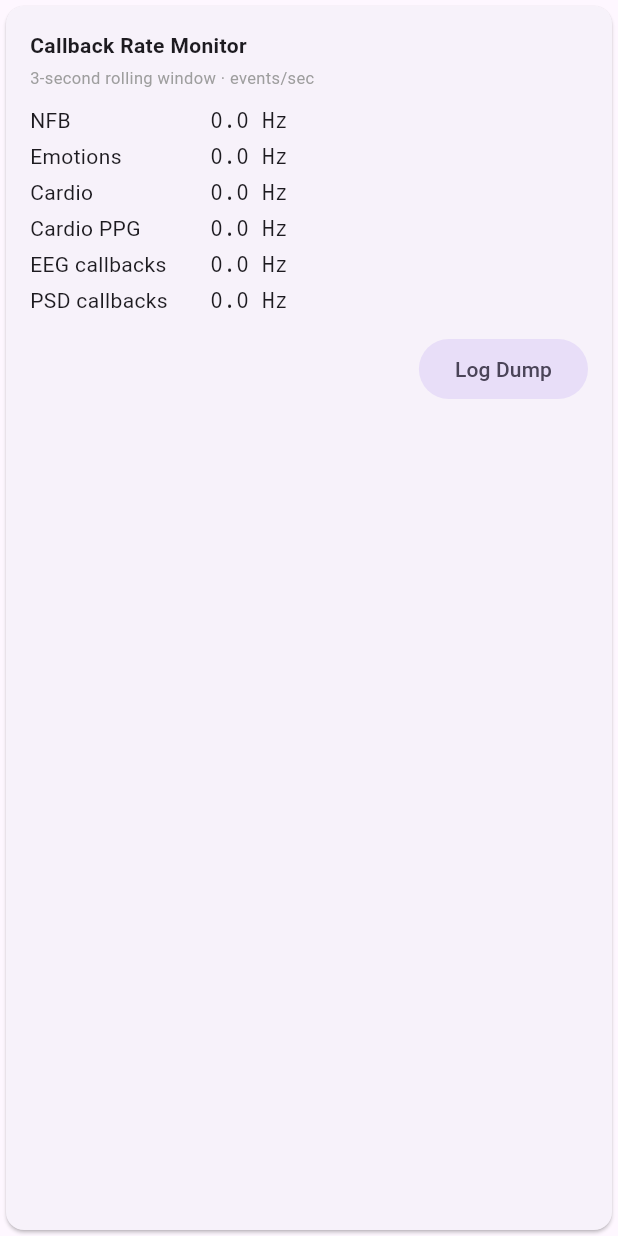
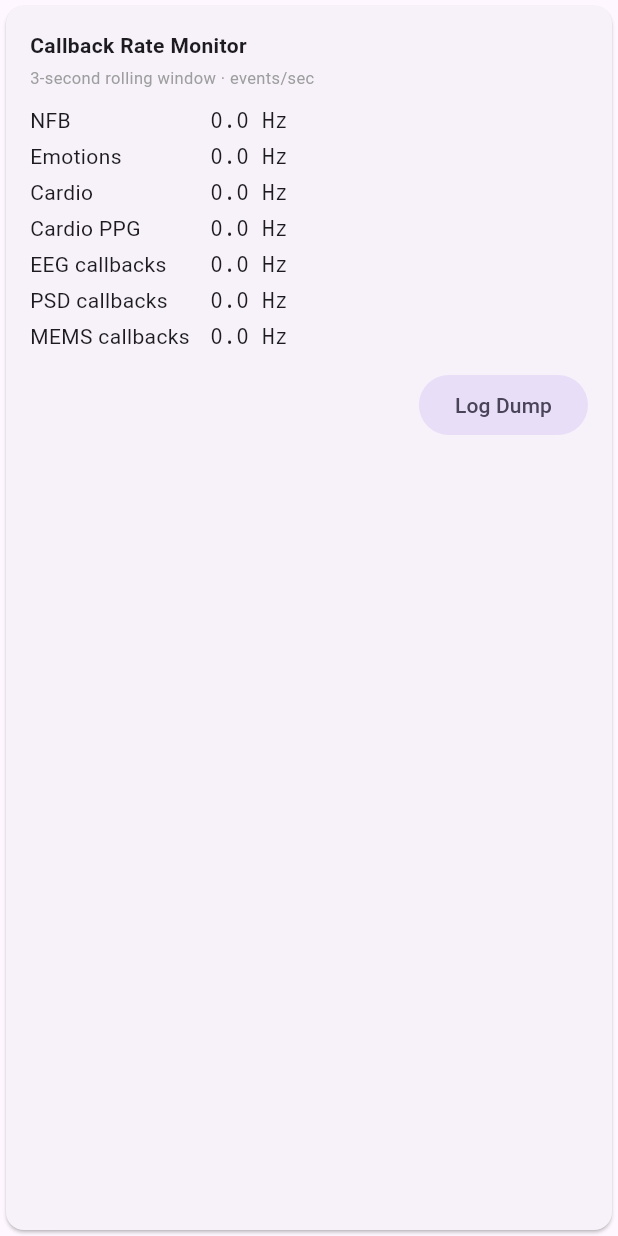
Before and after one commit to mind-systems/neiry_kit, a Flutter app: the _RateMonitorCard widget shown alone on an empty page, opened directly, on a phone screen of 412 x 824 dp. Run offline on Flutter 3.47's test engine with Material 3 defaults, Android fonts, the phone set to English and light mode, and no system bars; our stand-ins replace audioplayers, file_picker, flutter_riverpod, go_router, permission_handler, plugin_platform_interface and 2 more.

Commit message:
Add MEMS rate provider and display in streams_screen

```diff
--- a/example/lib/providers/rate_providers.dart
+++ b/example/lib/providers/rate_providers.dart
@@ -33,3 +33,9 @@ final eegCallbackRateProvider = StreamProvider<double>((ref) {
 final psdRateProvider = StreamProvider<double>((ref) {
   return rateOf(ref.watch(neiryServiceProvider).psdStream);
 });
+
+/// MEMS callback rate — how many batch events fire per second (each batch
+/// contains multiple MemsSamples).
+final memsRateProvider = StreamProvider<double>((ref) {
+  return rateOf(ref.watch(neiryServiceProvider).memsStream);
+});
--- a/example/lib/screens/streams_screen.dart
+++ b/example/lib/screens/streams_screen.dart
@@ -66,6 +66,7 @@ class _RateMonitorCard extends ConsumerWidget {
             _RateRow('Cardio PPG', ref.watch(cardioPpgRateProvider)),
             _RateRow('EEG callbacks', ref.watch(eegCallbackRateProvider)),
             _RateRow('PSD callbacks', ref.watch(psdRateProvider)),
+            _RateRow('MEMS callbacks', ref.watch(memsRateProvider)),
             const SizedBox(height: 10),
             Align(
               alignment: Alignment.centerRight,
```
